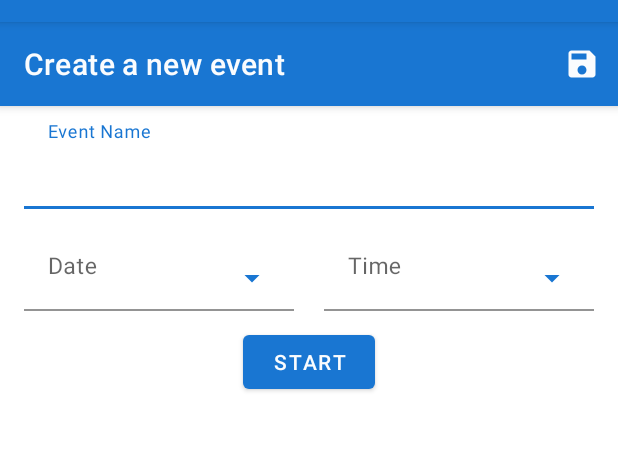
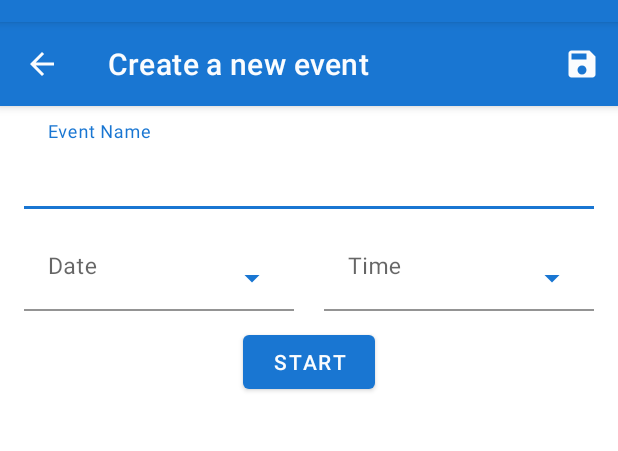
Before and after one commit to RoberMiranda92/CountDown, an Android app: the fragment CreateEventFragment shown on its own in the app's theme, on a phone screen of 412 x 824 dp, the part 62-513 px from its top. Run offline under Robolectric (Android 15) with nearby library versions, the phone set to English and light mode, and no system bars; our stand-ins replace data binding; 5 statements that could not run were skipped.

Commit message:
Navigate fron event list to create fragment

```diff
--- a/app/build.gradle
+++ b/app/build.gradle
@@ -3,6 +3,7 @@ apply plugin: 'kotlin-android'
 apply plugin: 'kotlin-android-extensions'
 apply plugin: 'kotlin-kapt'
 apply plugin: 'koin'
+apply plugin: "androidx.navigation.safeargs.kotlin"
 
 android {
 
--- a/app/src/main/AndroidManifest.xml
+++ b/app/src/main/AndroidManifest.xml
@@ -3,15 +3,15 @@
     package="com.robertomiranda.countdown">
 
     <application
+        android:name=".CountDownApplication"
         android:allowBackup="true"
         android:icon="@mipmap/ic_launcher"
         android:label="@string/app_name"
         android:roundIcon="@mipmap/ic_launcher_round"
         android:supportsRtl="true"
-        android:name=".CountDownApplication"
         android:theme="@style/AppTheme">
         <activity
-            android:name=".MainActivity"
+            android:name=".EventsActivity"
             android:label="@string/app_name"
             android:theme="@style/AppTheme.NoActionBar">
             <intent-filter>
--- a/app/src/main/java/com/robertomiranda/countdown/createevent/CreateEventFragment.kt
+++ b/app/src/main/java/com/robertomiranda/countdown/createevent/CreateEventFragment.kt
@@ -7,23 +7,19 @@ import android.view.ViewGroup
 import android.widget.Toast
 import androidx.fragment.app.Fragment
 import androidx.lifecycle.Observer
+import androidx.navigation.fragment.findNavController
 import com.google.android.material.textfield.TextInputEditText
 import com.robertomiranda.countdown.R
 import com.robertomiranda.countdown.databinding.FragmentCreateEventBinding
 import com.robertomiranda.countdown.extensions.removeErrorOnTyping
-import com.robertomiranda.countdown.koin.Scopes
 import com.robertomiranda.countdown.showDatePicker
 import com.robertomiranda.countdown.showTimePicker
 import org.koin.androidx.viewmodel.ext.android.viewModel
-import org.koin.core.qualifier.named
-import org.koin.java.KoinJavaComponent.getKoin
 
 class CreateEventFragment : Fragment() {
 
     private lateinit var binding: FragmentCreateEventBinding
     val viewModel: CreateEventViewModel by viewModel()
-    private val createEventScope =
-        getKoin().getOrCreateScope(Scopes.CREATE_EVENT.name, named(Scopes.CREATE_EVENT.name))
 
     override fun onCreateView(
         inflater: LayoutInflater, container: ViewGroup?,
@@ -42,7 +38,18 @@ class CreateEventFragment : Fragment() {
         }
     }
 
+    private fun configureViews() {
+        binding.eventNameContainer.removeErrorOnTyping()
+        binding.toolbar.title = getString(R.string.create_event_title)
+        binding.toolbar.setNavigationIcon(R.drawable.ic_arrow_back)
+    }
+
     private fun setUpListeners() {
+
+        binding.toolbar.setNavigationOnClickListener {
+            findNavController().popBackStack()
+        }
+
         binding.datePicker.setOnClickListener {
             showDatePicker(parentFragmentManager) { date ->
                 (it as TextInputEditText).setText(date)
@@ -66,11 +73,6 @@ class CreateEventFragment : Fragment() {
             }
             true
         }
-    }
-
-    private fun configureViews() {
-        binding.eventNameContainer.removeErrorOnTyping()
-        binding.toolbar.title = getString(R.string.create_event_title)
     }
 
     private fun observeViewModelChanges() {
@@ -113,9 +115,4 @@ class CreateEventFragment : Fragment() {
                 )
         })
     }
-
-    override fun onDestroy() {
-        super.onDestroy()
-        createEventScope.close()
-    }
 }
--- a/app/src/main/java/com/robertomiranda/countdown/ui/ScrollAwareFABBehavior.kt
+++ b/app/src/main/java/com/robertomiranda/countdown/ui/ScrollAwareFABBehavior.kt
@@ -7,7 +7,6 @@ import androidx.coordinatorlayout.widget.CoordinatorLayout
 import androidx.core.view.ViewCompat
 import androidx.core.view.isVisible
 import com.google.android.material.floatingactionbutton.ExtendedFloatingActionButton
-
 
 //From https://www.programming-books.io/essential/android/show-and-hide-floatingactionbutton-on-scroll-5d88aa59a8344fcc8a6ff878fac19388
 // FIX https://stackoverflow.com/questions/42068994/floating-action-button-fab-behavior-stops-onnestedscroll-after-hide
@@ -53,5 +52,4 @@ class ScrollAwareFABBehavior(
             dyConsumed, dxUnconsumed, dyUnconsumed, type, consumed
         )
     }
-
 }
--- /dev/null
+++ b/app/src/main/res/drawable/ic_arrow_back.xml
@@ -0,0 +1,9 @@
+<vector xmlns:android="http://schemas.android.com/apk/res/android"
+    android:width="24dp"
+    android:height="24dp"
+    android:viewportWidth="24.0"
+    android:viewportHeight="24.0">
+    <path
+        android:fillColor="?attr/colorOnPrimary"
+        android:pathData="M20,11H7.83l5.59,-5.59L12,4l-8,8 8,8 1.41,-1.41L7.83,13H20v-2z" />
+</vector>
--- a/app/src/main/res/layout/fragment_event_list.xml
+++ b/app/src/main/res/layout/fragment_event_list.xml
@@ -34,7 +34,6 @@
                 android:id="@+id/list"
                 android:layout_width="match_parent"
                 android:layout_height="0dp"
-                android:layout_margin="@dimen/default_activity_margin"
                 app:layoutManager="androidx.recyclerview.widget.LinearLayoutManager"
                 app:layout_constraintBottom_toBottomOf="parent"
                 app:layout_constraintEnd_toEndOf="parent"
@@ -45,6 +44,7 @@
         <com.google.android.material.floatingactionbutton.ExtendedFloatingActionButton
             android:layout_width="wrap_content"
             android:layout_height="wrap_content"
+            android:id="@+id/create_new_event"
             android:layout_margin="@dimen/default_activity_margin"
             android:text="Add new event"
             app:layout_anchor="@id/list"
--- a/app/src/main/res/layout/row_event.xml
+++ b/app/src/main/res/layout/row_event.xml
@@ -14,6 +14,8 @@
         android:layout_height="wrap_content"
         app:cardBackgroundColor="@color/colorSurface"
         app:cardCornerRadius="5dp"
+        android:layout_marginEnd="@dimen/default_activity_margin"
+        android:layout_marginStart="@dimen/default_activity_margin"
         app:cardElevation="6dp">
 
         <androidx.constraintlayout.widget.ConstraintLayout
--- a/build.gradle
+++ b/build.gradle
@@ -11,6 +11,7 @@ buildscript {
         classpath 'com.android.tools.build:gradle:3.6.1'
         classpath "org.jetbrains.kotlin:kotlin-gradle-plugin:$kotlin_version"
         classpath "org.koin:koin-gradle-plugin:2.1.5"
+        classpath 'androidx.navigation:navigation-safe-args-gradle-plugin:2.2.1'
 
         // NOTE: Do not place your application dependencies here; they belong
         // in the individual module build.gradle files
```
Also changed, not shown: app/src/main/java/com/robertomiranda/countdown/EventsActivity.kt (renamed from app/src/main/java/com/robertomiranda/countdown/MainActivity.kt, +14 -1 lines), app/src/main/java/com/robertomiranda/countdown/eventlist/EventListFragment.kt (+7 -1 lines), app/src/main/java/com/robertomiranda/countdown/koin/AppModule.kt (+7 -10 lines), app/src/main/res/anim/fade_in.xml (added, +7 -0 lines), app/src/main/res/anim/fade_out.xml (added, +7 -0 lines), app/src/main/res/anim/slide_in_left.xml (added, +10 -0 lines), app/src/main/res/anim/slide_in_right.xml (added, +10 -0 lines), app/src/main/res/anim/slide_out_left.xml (added, +10 -0 lines), app/src/main/res/anim/slide_out_right.xml (added, +10 -0 lines), app/src/main/res/navigation/nav_graph.xml (+8 -3 lines).
